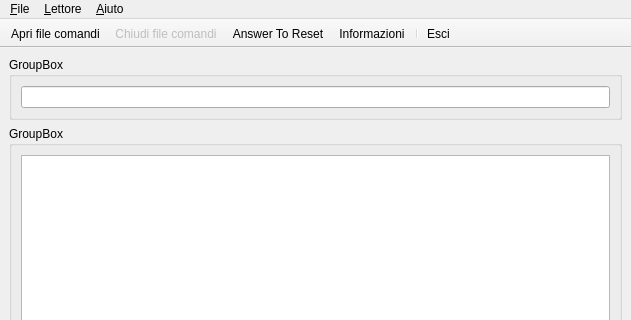
The window that comex-qt/Src/Qt_Files/MainWindow.ui (armando-basile/comex-project) describes before a commit, drawn with Qt 5; both pictures show x 0 to 631 and y 0 to 320 of the 631 by 570 pixel window.
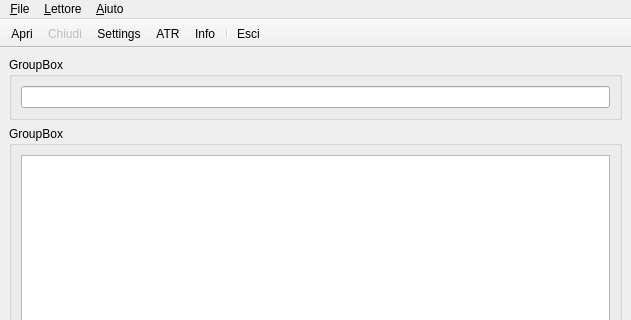
The same window after the commit. Icons and pictures are not drawn.

Commit message: - serial port settings modify from gui implemented

```diff
--- a/comex-qt/Src/Qt_Files/MainWindow.ui
+++ b/comex-qt/Src/Qt_Files/MainWindow.ui
@@ -166,7 +166,7 @@
     <bool>false</bool>
    </property>
    <property name="toolButtonStyle">
-    <enum>Qt::ToolButtonIconOnly</enum>
+    <enum>Qt::ToolButtonTextBesideIcon</enum>
    </property>
    <property name="floatable">
     <bool>false</bool>
@@ -179,6 +179,7 @@
    </attribute>
    <addaction name="action_Open"/>
    <addaction name="action_Close"/>
+   <addaction name="action_SerialSettings"/>
    <addaction name="action_ATR"/>
    <addaction name="action_Info"/>
    <addaction name="separator"/>
@@ -192,6 +193,9 @@
    <property name="text">
     <string>&amp;Apri file comandi</string>
    </property>
+   <property name="iconText">
+    <string>Apri</string>
+   </property>
    <property name="shortcut">
     <string>Ctrl+O</string>
    </property>
@@ -207,6 +211,9 @@
    <property name="text">
     <string>&amp;Chiudi file comandi</string>
    </property>
+   <property name="iconText">
+    <string>Chiudi</string>
+   </property>
    <property name="shortcut">
     <string>Ctrl+C</string>
    </property>
@@ -231,6 +238,9 @@
    <property name="text">
     <string>&amp;Informazioni</string>
    </property>
+   <property name="iconText">
+    <string>Info</string>
+   </property>
    <property name="shortcut">
     <string>Ctrl+I</string>
    </property>
@@ -243,6 +253,9 @@
    <property name="text">
     <string>Answer To Reset</string>
    </property>
+   <property name="iconText">
+    <string>ATR</string>
+   </property>
    <property name="toolTip">
     <string>Answer To Reset</string>
    </property>
@@ -252,6 +265,18 @@
     <string>Exec Command</string>
    </property>
   </action>
+  <action name="action_SerialSettings">
+   <property name="icon">
+    <iconset resource="../../Resources/ResManager.qrc">
+     <normaloff>:/main/resources/Images/configure.png</normaloff>:/main/resources/Images/configure.png</iconset>
+   </property>
+   <property name="text">
+    <string>SerialSettings</string>
+   </property>
+   <property name="iconText">
+    <string>Settings</string>
+   </property>
+  </action>
  </widget>
  <resources>
   <include location="../../Resources/ResManager.qrc"/>
```
Left out of the diff: 2 changed lines with no effect on the pictures. The commit also changes 24 other files.
